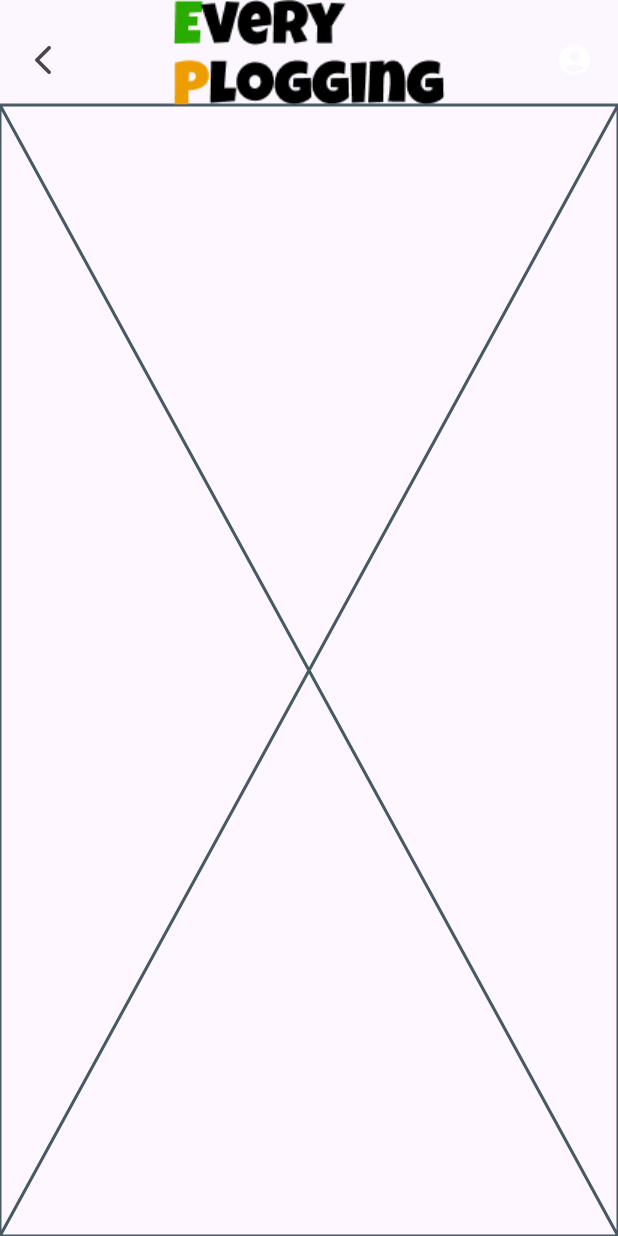
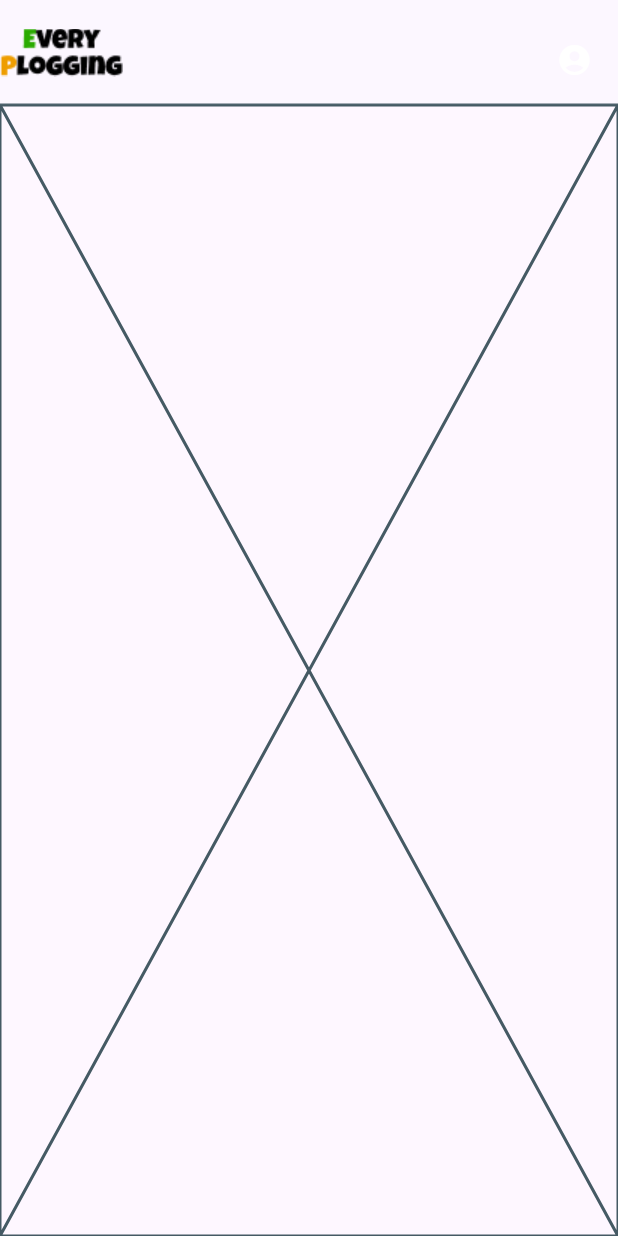
Before and after one commit to hzlloni/EveryPlogging, a Flutter app: the screen it shows after launch, after a tap on "로그인 하기", on a phone screen of 412 x 824 dp. Run offline on Flutter 3.47's test engine with Material 3 defaults, Android fonts, the phone set to English and light mode, and no system bars; our stand-ins replace cloud_firestore, firebase_auth, firebase_core; accounts and stored records are empty; network calls fail; statements that could not run were skipped.

Commit message:
edit dartfile

```diff
--- a/lib/homepage.dart
+++ b/lib/homepage.dart
@@ -1,57 +1,5 @@
+import 'package:everyplogging/widget/mainappbar.dart';
 import 'package:flutter/material.dart';
-
-// MainAppBar 클래스 정의
-class MainAppBar extends StatelessWidget implements PreferredSizeWidget {
-  const MainAppBar({Key? key}) : super(key: key);
-
-  static const IconData arrowBackIcon = IconData(
-    0xf571,
-    fontFamily: 'MaterialIcons',
-    matchTextDirection: true,
-  );
-
-  static const IconData profileIcon = Icons.account_circle; // 프로필 아이콘
-
-  @override
-  Widget build(BuildContext context) {
-    final screenWidth = MediaQuery.of(context).size.width;
-    final screenHeight = MediaQuery.of(context).size.height;
-
-    return Container(
-      color: const Color(0xFFDCF1FF).withOpacity(0.05),
-      child: SafeArea(
-        child: Row(
-          mainAxisAlignment: MainAxisAlignment.spaceBetween, // 양 끝으로 정렬
-          children: [
-            IconButton(
-              padding: const EdgeInsets.only(top: 10, left: 10),
-              icon: const Icon(arrowBackIcon),
-              onPressed: () {
-                Navigator.pop(context);
-              },
-            ),
-            Center(
-              child: Image.asset(
-                'assets/logo.png',
-                height: screenHeight * 0.1, // Adjusted height
-              ),
-            ),
-            IconButton(
-              padding: const EdgeInsets.only(top: 10, right: 10),
-              icon: const Icon(profileIcon, color: Colors.white), // 하얀색 프로필 아이콘
-              onPressed: () {
-                // 프로필 아이콘 클릭 시의 동작 추가
-              },
-            ),
-          ],
-        ),
-      ),
-    );
-  }
-
-  @override
-  Size get preferredSize => const Size.fromHeight(70);
-}
 
 // HomePage 클래스 정의
 class HomePage extends StatefulWidget {
@@ -72,19 +20,3 @@ class _HomePageState extends State<HomePage> {
     );
   }
 }
-
-// 메인 함수 정의
-void main() {
-  runApp(const MyApp());
-}
-
-class MyApp extends StatelessWidget {
-  const MyApp({Key? key}) : super(key: key);
-
-  @override
-  Widget build(BuildContext context) {
-    return MaterialApp(
-      home: const HomePage(),
-    );
-  }
-}
--- a/lib/login.dart
+++ b/lib/login.dart
@@ -11,22 +11,22 @@ class Login extends StatefulWidget {
 }
 
 class _LoginState extends State<Login> {
-  final TextEditingController _idController = TextEditingController();
+  final TextEditingController _emailController = TextEditingController();
   final TextEditingController _passwordController = TextEditingController();
   final FirebaseFirestore _firestore = FirebaseFirestore.instance;
 
   void _login() async {
-    String id = _idController.text;
+    String email = _emailController.text;
     String password = _passwordController.text;
 
     // Debugging logs to check the input values
-    print('ID: $id');
+    print('ID: $email');
     print('Password: $password');
 
     try {
       QuerySnapshot snapshot = await _firestore
           .collection('users')
-          .where('id', isEqualTo: id)
+          .where('id', isEqualTo: email)
           .where('password', isEqualTo: password)
           .get();
 
@@ -81,7 +81,7 @@ class _LoginState extends State<Login> {
               child: Column(
                 children: [
                   TextField(
-                    controller: _idController,
+                    controller: _emailController,
                     decoration: const InputDecoration(
                       border: OutlineInputBorder(),
                       labelText: '아이디',
```
